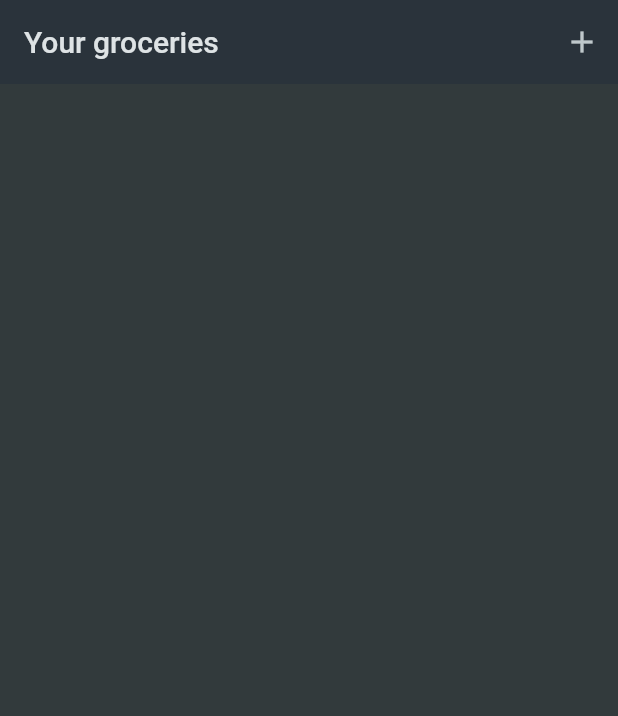
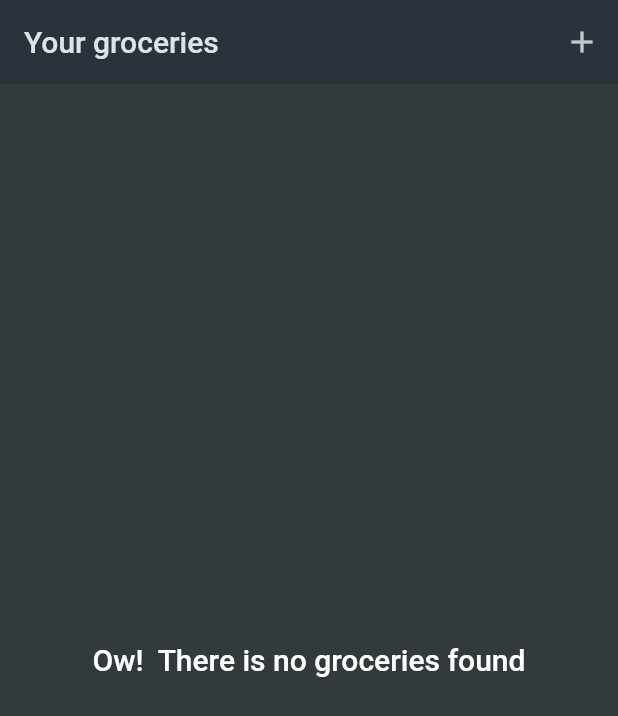
Before and after one commit to nabilmersni/Shopping-List-Flutter-App, a Flutter app: the screen it shows after launch, on a phone screen of 412 x 824 dp. Shown: the top 716 px of the screen. Run offline on Flutter 3.47's test engine with Material 2 defaults, Android fonts, the phone set to English and light mode, and no system bars; our stand-ins replace flutter_riverpod.

Commit message:
show a message if there are no groceries saved

```diff
--- a/lib/screens/groceries_screen.dart
+++ b/lib/screens/groceries_screen.dart
@@ -23,17 +23,18 @@ class _GroceriesScreenState extends ConsumerState<GroceriesScreen> {
   @override
   Widget build(BuildContext context) {
     final groceriesItem = ref.watch(groceryProvider);
-    return Scaffold(
-      appBar: AppBar(
-        title: const Text('Your groceries'),
-        actions: [
-          IconButton(
-            onPressed: addItem,
-            icon: const Icon(Icons.add),
+
+    Widget mainContent = groceriesItem.isEmpty
+        ? const Center(
+            child: Text(
+              'Ow!  There is no groceries found',
+              style: TextStyle(
+                fontWeight: FontWeight.w500,
+                fontSize: 20,
               ),
-        ],
             ),
-      body: ListView.builder(
+          )
+        : ListView.builder(
             itemCount: groceriesItem.length,
             itemBuilder: (ctx, index) => ListTile(
               onTap: () {},
@@ -59,7 +60,18 @@ class _GroceriesScreenState extends ConsumerState<GroceriesScreen> {
                 ),
               ),
             ),
+          );
+    return Scaffold(
+      appBar: AppBar(
+        title: const Text('Your groceries'),
+        actions: [
+          IconButton(
+            onPressed: addItem,
+            icon: const Icon(Icons.add),
           ),
+        ],
+      ),
+      body: mainContent,
     );
   }
 }
```
Lines whose indentation alone changed are shown as unchanged.
